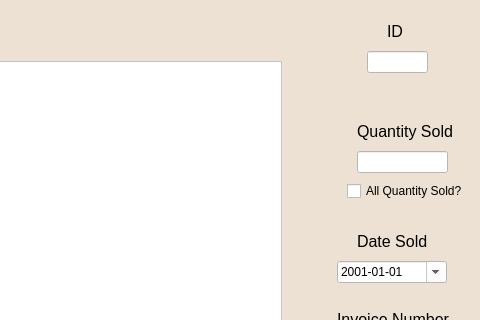
Qt form ui/soldinventorydialog.ui (EtoDrowsy/CS499) before a commit; both pictures show x 320 to 800 and y 0 to 320 of the 800 by 600 pixel window.
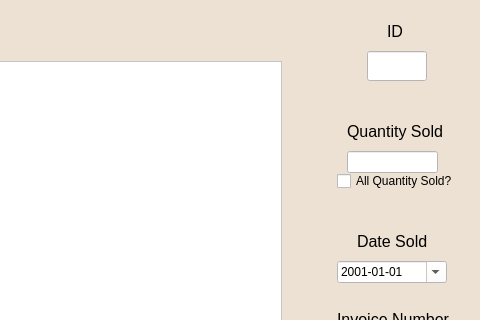
The same form after that commit.

What changed in the file:
```diff
--- a/ui/soldinventorydialog.ui
+++ b/ui/soldinventorydialog.ui
@@ -134,8 +134,8 @@
          <rect>
           <x>70</x>
           <y>40</y>
-          <width>61</width>
-          <height>22</height>
+          <width>60</width>
+          <height>30</height>
          </rect>
         </property>
         <property name="font">
@@ -153,7 +153,7 @@
        <widget class="QLabel" name="quantityLabel">
         <property name="geometry">
          <rect>
-          <x>60</x>
+          <x>50</x>
           <y>110</y>
           <width>101</width>
           <height>21</height>
@@ -174,7 +174,7 @@
        <widget class="QLineEdit" name="quantityEdit">
         <property name="geometry">
          <rect>
-          <x>60</x>
+          <x>50</x>
           <y>140</y>
           <width>91</width>
           <height>22</height>
@@ -187,8 +187,8 @@
        <widget class="QCheckBox" name="allSoldCheckBox">
         <property name="geometry">
          <rect>
-          <x>50</x>
-          <y>170</y>
+          <x>40</x>
+          <y>160</y>
           <width>121</width>
           <height>20</height>
          </rect>
```
